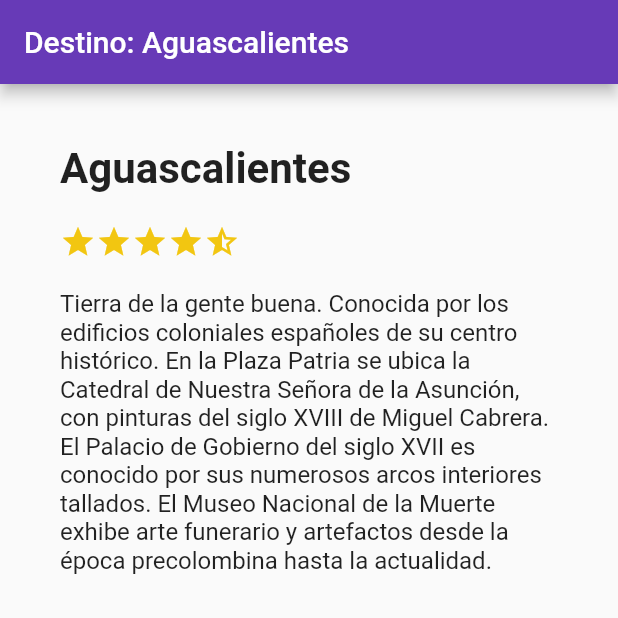
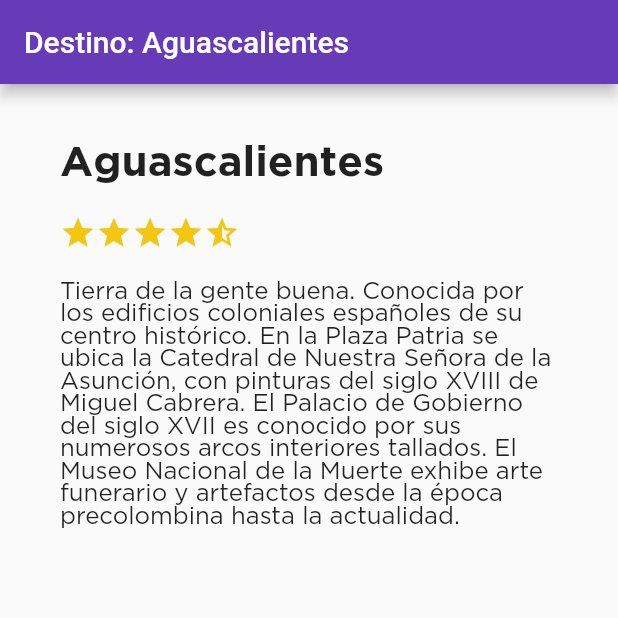
Before and after one commit to arhcoder/Flutter-Platzi-Project, a Flutter app: the screen it shows after launch, on a phone screen of 412 x 824 dp, the top half of it. Run offline on Flutter 3.47's test engine with Material 2 defaults, Android fonts, the phone set to English and light mode, and no system bars.

Commit message:
Fuente Gotham Book y Gotham Bold agregadas :3

```diff
--- a/lib/place_description.dart
+++ b/lib/place_description.dart
@@ -57,6 +57,7 @@ class PlaceDescription extends StatelessWidget
 				place_name,
 				style: TextStyle
 				(
+					fontFamily: "Gotham",
 					fontSize: 28.0,
 					fontWeight: FontWeight.bold
 				),
@@ -100,6 +101,7 @@ class PlaceDescription extends StatelessWidget
 				place_description,
 				style: TextStyle
 				(
+					fontFamily: "Gotham",
 					fontSize: 16.0,
 					fontWeight: FontWeight.normal
 				),
--- a/pubspec.yaml
+++ b/pubspec.yaml
@@ -74,3 +74,9 @@ flutter:
   #
   # For details regarding fonts from package dependencies,
   # see https://flutter.dev/custom-fonts/#from-packages
+
+  fonts:
+    - family: Gotham
+      fonts:
+        - asset: assets/fonts/Gotham-Book.ttf
+        - asset: assets/fonts/Gotham-Bold.ttf
```
Also changed, not shown: assets/fonts/Gotham-Bold.ttf (added), assets/fonts/Gotham-Book.ttf (added).
